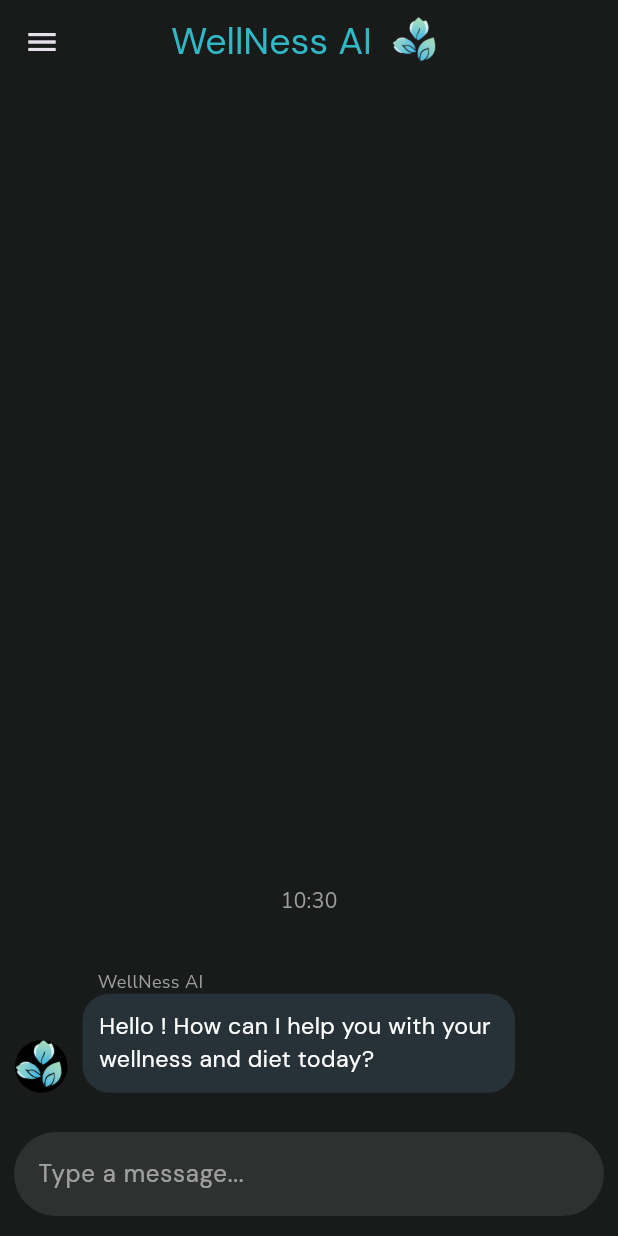
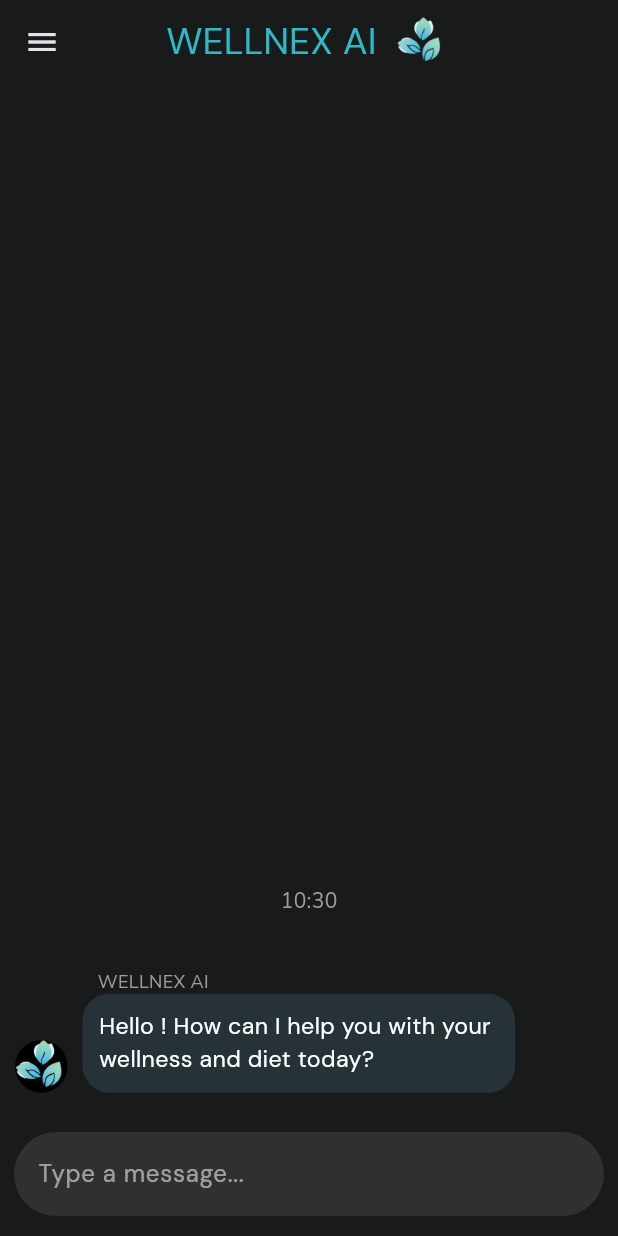
Before and after one commit to om945/business_project_wellness_ai_chatbot, a Flutter app: the ChatScreen screen opened directly, on a phone screen of 412 x 824 dp. Run offline on Flutter 3.47's test engine with Material 3 defaults, Android fonts, the light colour scheme and no system bars; drawn by our look-alikes of dash_chat_2; our stand-ins replace flutter_screenutil, google_fonts, shared_preferences; accounts and stored records are empty.

Commit message:
Update app title to 'WELLNEX AI: SMART LIFESTYLE AND NUTRITION ADVISORY SYSTEM' and change references from 'WellNess AI' to 'WELLNEX AI' for branding consistency.

```diff
--- a/lib/main.dart
+++ b/lib/main.dart
@@ -35,7 +35,8 @@ class MyApp extends StatelessWidget {
             splitScreenMode: true,
             builder: (context, child) => MaterialApp(
               debugShowCheckedModeBanner: false,
-              title: 'WellNess AI Chatbot',
+              title:
+                  'WELLNEX AI: SMART LIFESTYLE AND NUTRITION ADVISORY SYSTEM',
               theme: notifier.lightTheam,
               darkTheme: notifier.darkTheam,
               themeMode: ThemeMode.dark,
--- a/lib/pages/chat_screen.dart
+++ b/lib/pages/chat_screen.dart
@@ -22,7 +22,7 @@ class _ChatScreenState extends State<ChatScreen> {
   late ChatUser _user;
   final ChatUser _bot = ChatUser(
     id: '2',
-    firstName: 'WellNess AI',
+    firstName: 'WELLNEX AI',
     profileImage: 'assets/icon/logo1.jpg',
   );
 
@@ -103,7 +103,7 @@ class _ChatScreenState extends State<ChatScreen> {
           crossAxisAlignment: CrossAxisAlignment.center,
           children: [
             Text(
-              'WellNess AI',
+              'WELLNEX AI',
               style: TextStyle(
                 fontFamily: googleFontBold,
                 color: blueColor,
@@ -116,9 +116,7 @@ class _ChatScreenState extends State<ChatScreen> {
         ),
       ),
       body: _userProfile.isEmpty
-          ? const Center(
-              child: CircularProgressIndicator(),
-            )
+          ? const Center(child: CircularProgressIndicator())
           : DashChat(
               currentUser: _user,
               onSend: _sendMessage,
```
